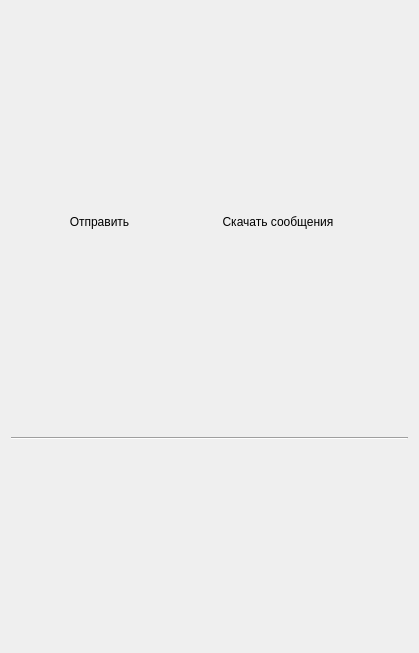
idec-net/cutiefeed, file qtgui-files/mainwindow.ui: the form before one commit.
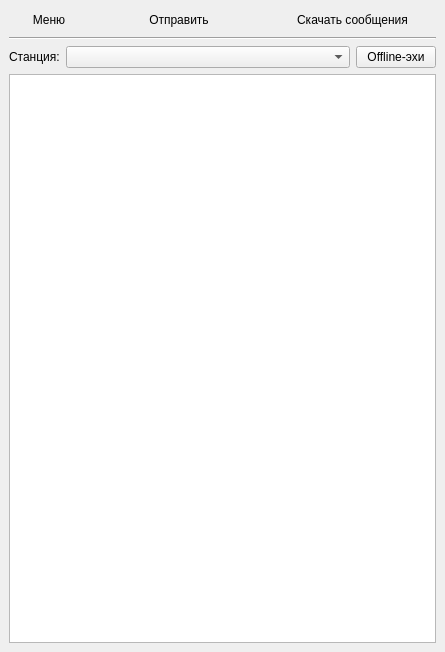
The form after the commit. Icons and pictures are not drawn.

Commit message: mainwindow userfriendly

```diff
--- a/qtgui-files/mainwindow.ui
+++ b/qtgui-files/mainwindow.ui
@@ -6,8 +6,8 @@
    <rect>
     <x>0</x>
     <y>0</y>
-    <width>419</width>
-    <height>653</height>
+    <width>445</width>
+    <height>652</height>
    </rect>
   </property>
   <property name="windowTitle">
@@ -16,85 +16,43 @@
   <widget class="QWidget" name="centralwidget">
    <layout class="QVBoxLayout" name="verticalLayout_2">
     <item>
-     <widget class="QScrollArea" name="scrollArea">
-      <property name="frameShape">
-       <enum>QFrame::NoFrame</enum>
-      </property>
-      <property name="widgetResizable">
-       <bool>true</bool>
-      </property>
-      <widget class="QWidget" name="scrollAreaWidgetContents">
-       <property name="geometry">
-        <rect>
-         <x>0</x>
-         <y>0</y>
-         <width>401</width>
-         <height>635</height>
-        </rect>
-       </property>
-       <layout class="QVBoxLayout" name="verticalLayout">
-        <property name="spacing">
-         <number>2</number>
-        </property>
-        <property name="leftMargin">
-         <number>2</number>
-        </property>
-        <property name="topMargin">
-         <number>0</number>
-        </property>
-        <property name="rightMargin">
-         <number>2</number>
-        </property>
-        <property name="bottomMargin">
-         <number>0</number>
-        </property>
-        <item>
          <layout class="QHBoxLayout" name="horizontalLayout">
-          <item>
-           <widget class="QPushButton" name="pushButton_2">
-            <property name="text">
-             <string>Отправить</string>
-            </property>
-            <property name="flat">
-             <bool>true</bool>
-            </property>
-           </widget>
-          </item>
-          <item>
-           <widget class="QPushButton" name="pushButton">
-            <property name="text">
-             <string>Скачать сообщения</string>
-            </property>
-            <property name="flat">
-             <bool>true</bool>
-            </property>
-           </widget>
-          </item>
           <item>
            <widget class="QPushButton" name="menuButton">
             <property name="sizePolicy">
-             <sizepolicy hsizetype="Fixed" vsizetype="Fixed">
+         <sizepolicy hsizetype="Fixed" vsizetype="Preferred">
               <horstretch>0</horstretch>
               <verstretch>0</verstretch>
              </sizepolicy>
             </property>
-            <property name="maximumSize">
-             <size>
-              <width>40</width>
-              <height>16777215</height>
-             </size>
-            </property>
             <property name="toolTip">
              <string>Меню</string>
             </property>
+        <property name="text">
+         <string>Меню</string>
+        </property>
             <property name="icon">
              <iconset theme="document-properties"/>
             </property>
-            <property name="iconSize">
-             <size>
-              <width>36</width>
-              <height>36</height>
-             </size>
+        <property name="flat">
+         <bool>true</bool>
+        </property>
+       </widget>
+      </item>
+      <item>
+       <widget class="QPushButton" name="pushButton_2">
+        <property name="text">
+         <string>Отправить</string>
+        </property>
+        <property name="flat">
+         <bool>true</bool>
+        </property>
+       </widget>
+      </item>
+      <item>
+       <widget class="QPushButton" name="pushButton">
+        <property name="text">
+         <string>Скачать сообщения</string>
             </property>
             <property name="flat">
              <bool>true</bool>
@@ -110,9 +68,41 @@
           </property>
          </widget>
         </item>
-       </layout>
-      </widget>
-     </widget>
+    <item>
+     <layout class="QHBoxLayout" name="horizontalLayout_2">
+      <item>
+       <widget class="QLabel" name="label">
+        <property name="sizePolicy">
+         <sizepolicy hsizetype="Maximum" vsizetype="Preferred">
+          <horstretch>0</horstretch>
+          <verstretch>0</verstretch>
+         </sizepolicy>
+        </property>
+        <property name="text">
+         <string>Станция:</string>
+        </property>
+       </widget>
+      </item>
+      <item>
+       <widget class="QComboBox" name="comboBox"/>
+      </item>
+      <item>
+       <widget class="QPushButton" name="pushButton_3">
+        <property name="sizePolicy">
+         <sizepolicy hsizetype="Maximum" vsizetype="Fixed">
+          <horstretch>0</horstretch>
+          <verstretch>0</verstretch>
+         </sizepolicy>
+        </property>
+        <property name="text">
+         <string>Offline-эхи</string>
+        </property>
+       </widget>
+      </item>
+     </layout>
+    </item>
+    <item>
+     <widget class="QListWidget" name="listWidget"/>
     </item>
    </layout>
   </widget>
```
Lines whose indentation alone changed are shown as unchanged. The commit also changes 1 other file.
